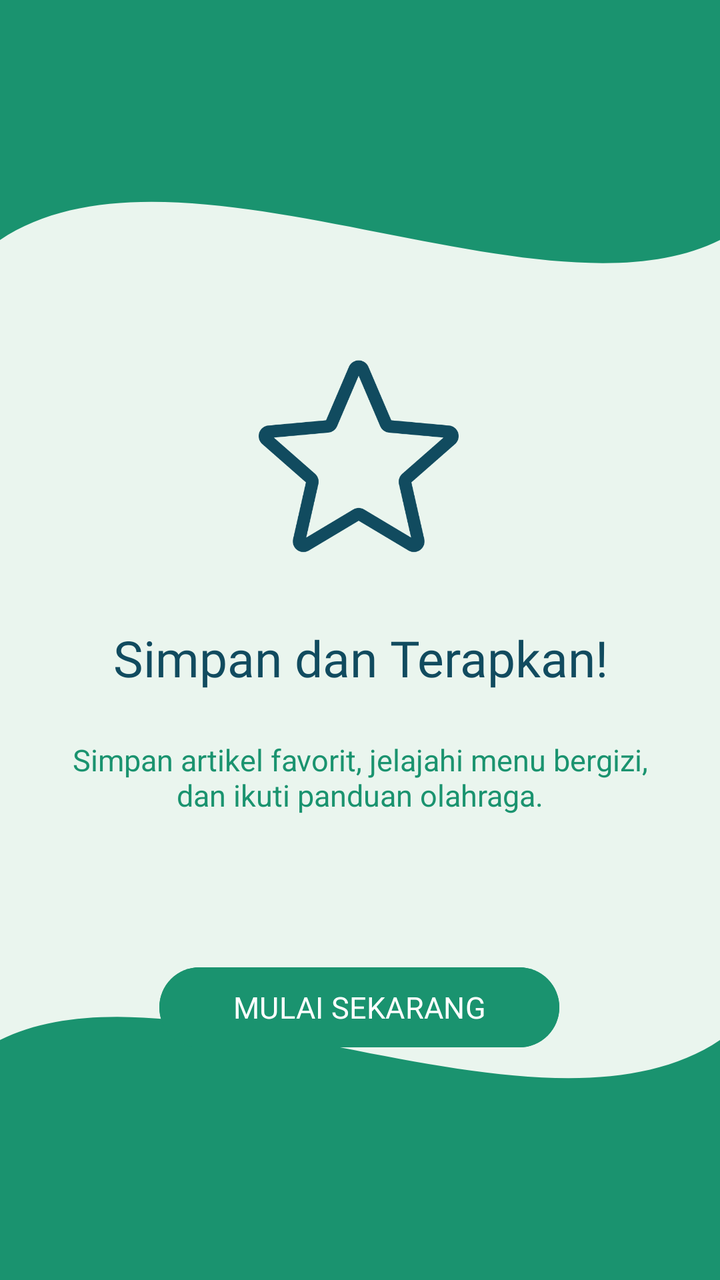
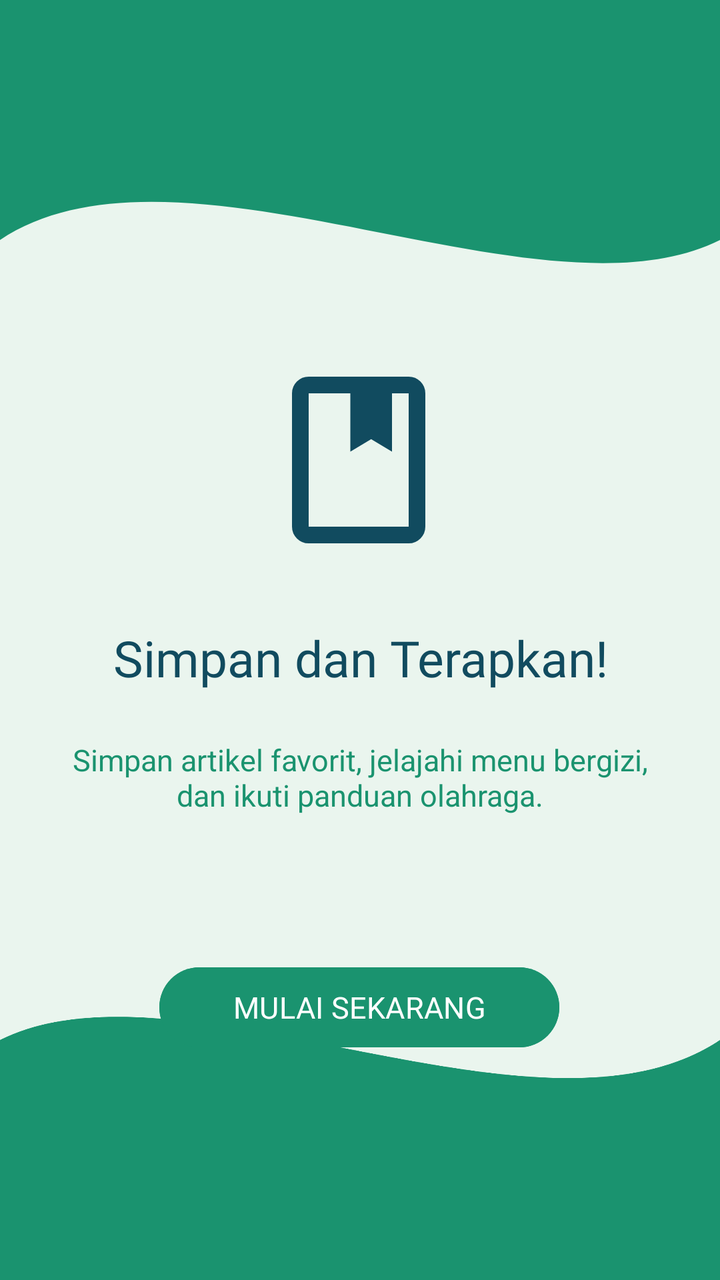

Two renders of the same Android screen: before a commit and after it. Below are the layout's source before the change and the commit's diff.
<!-- AndroidManifest.xml: application theme Theme.Sherine_TIA -->
<!-- res/layout/fragment_tutorial3.xml -->
<?xml version="1.0" encoding="utf-8"?>
<androidx.constraintlayout.widget.ConstraintLayout xmlns:android="http://schemas.android.com/apk/res/android"
    xmlns:app="http://schemas.android.com/apk/res-auto"
    xmlns:tools="http://schemas.android.com/tools"
    android:id="@+id/main"
    android:layout_width="match_parent"
    android:layout_height="match_parent"
    android:background="@color/bgColour"
    tools:context=".Tutorial.TutorialFragment3">

    <View
        android:id="@+id/background_header"
        android:layout_width="0dp"
        android:layout_height="300dp"
        android:background="@drawable/bg_header_wave"
        app:layout_constraintTop_toTopOf="parent"
        app:layout_constraintStart_toStartOf="parent"
        app:layout_constraintEnd_toEndOf="parent" />

    <ImageView
        android:id="@+id/imgLogo"
        android:layout_width="100dp"
        android:layout_height="100dp"
        android:layout_marginTop="180dp"
        android:src="@drawable/star"
        app:layout_constraintEnd_toEndOf="parent"
        app:layout_constraintHorizontal_bias="0.498"
        app:layout_constraintStart_toStartOf="parent"
        app:layout_constraintTop_toTopOf="parent" />

    <TextView
        android:id="@+id/tvTitle"
        android:layout_width="0dp"
        android:layout_height="wrap_content"
        android:layout_marginTop="32dp"
        android:fontFamily="@font/sora_bold"
        android:gravity="center"
        android:text="Simpan dan Terapkan!"
        android:textColor="@color/blue"
        android:textSize="25sp"
        app:layout_constraintEnd_toEndOf="parent"
        app:layout_constraintStart_toStartOf="parent"
        app:layout_constraintTop_toBottomOf="@+id/imgLogo" />

    <TextView
        android:id="@+id/tvDesc"
        android:layout_width="0dp"
        android:layout_height="wrap_content"
        android:layout_marginHorizontal="32dp"
        android:layout_marginTop="24dp"
        android:gravity="center"
        android:text="Simpan artikel favorit, jelajahi menu bergizi, dan ikuti panduan olahraga."
        android:textColor="@color/green"
        android:textSize="15sp"
        app:layout_constraintEnd_toEndOf="parent"
        app:layout_constraintStart_toStartOf="parent"
        app:layout_constraintTop_toBottomOf="@+id/tvTitle" />

    <View
        android:id="@+id/background_header_bottom"
        android:layout_width="0dp"
        android:layout_height="300dp"
        android:background="@drawable/bg_header_wave"
        android:rotation="180"
        app:layout_constraintBottom_toBottomOf="parent"
        app:layout_constraintEnd_toEndOf="parent"
        app:layout_constraintHorizontal_bias="0.0"
        app:layout_constraintStart_toStartOf="parent" />

    <Button
        android:id="@+id/btnLogin"
        android:layout_width="200dp"
        android:layout_height="wrap_content"
        android:layout_marginTop="72dp"
        android:backgroundTint="@color/green"
        android:fontFamily="@font/sora_semibold"
        android:text="MULAI SEKARANG"
        android:textSize="15sp"
        app:layout_constraintEnd_toEndOf="parent"
        app:layout_constraintHorizontal_bias="0.497"
        app:layout_constraintStart_toStartOf="parent"
        app:layout_constraintTop_toBottomOf="@+id/tvDesc" />

</androidx.constraintlayout.widget.ConstraintLayout>
<!-- resources referenced by this layout -->
<resources>
  <color name="bgColour">#EAF5EE</color>
  <color name="blue">#114B5F</color>
  <color name="green">#1A936F</color>
  <!-- drawable bg_header_wave (drawable) -->
  <?xml version="1.0" encoding="utf-8"?>
  <vector xmlns:android="http://schemas.android.com/apk/res/android"
      android:width="100dp"
      android:height="100dp"
      android:viewportWidth="100"
      android:viewportHeight="100">
          <path
              android:fillColor="@color/green"
              android:pathData="M0,0 L100,0 L100,40 C75,55 25,20 0,40 Z" />
  
  
  
  
  </vector>
  <!-- drawable star: png bitmap (drawable, 23590 bytes) -->
  <style name="Theme.Sherine_TIA" parent="Base.Theme.Sherine_TIA" />
  <style name="Base.Theme.Sherine_TIA" parent="Theme.Material3.DayNight.NoActionBar">
          
          
      </style>
</resources>

<!-- the commit's change to res/layout/fragment_tutorial3.xml (unified diff, before → after) -->
@@ -22,7 +22,7 @@
         android:layout_width="100dp"
         android:layout_height="100dp"
         android:layout_marginTop="180dp"
-        android:src="@drawable/star"
+        android:src="@drawable/outline_book_24"
         app:layout_constraintEnd_toEndOf="parent"
         app:layout_constraintHorizontal_bias="0.498"
         app:layout_constraintStart_toStartOf="parent"
<!-- resource entries referenced after the edit -->
@@ -18,7 +18,14 @@
   
   
   </vector>
-  <!-- drawable star: png bitmap (drawable, 23590 bytes) -->
+  <!-- drawable outline_book_24 (drawable) -->
+  <vector xmlns:android="http://schemas.android.com/apk/res/android" android:height="24dp" android:tint="#114B5F" android:viewportHeight="960" android:viewportWidth="960" android:width="24dp">
+  
+      <path
+          android:fillColor="@android:color/white"
+          android:pathData="M240,880Q207,880 183.5,856.5Q160,833 160,800L160,160Q160,127 183.5,103.5Q207,80 240,80L720,80Q753,80 776.5,103.5Q800,127 800,160L800,800Q800,833 776.5,856.5Q753,880 720,880L240,880ZM240,800L720,800Q720,800 720,800Q720,800 720,800L720,160Q720,160 720,160Q720,160 720,160L640,160L640,440L540,380L440,440L440,160L240,160Q240,160 240,160Q240,160 240,160L240,800Q240,800 240,800Q240,800 240,800ZM240,800Q240,800 240,800Q240,800 240,800L240,160Q240,160 240,160Q240,160 240,160L240,160Q240,160 240,160Q240,160 240,160L240,800Q240,800 240,800Q240,800 240,800ZM440,440L540,380L640,440L640,440L540,380L440,440Z" />
+      
+  </vector>
   <style name="Theme.Sherine_TIA" parent="Base.Theme.Sherine_TIA" />
   <style name="Base.Theme.Sherine_TIA" parent="Theme.Material3.DayNight.NoActionBar">
           
